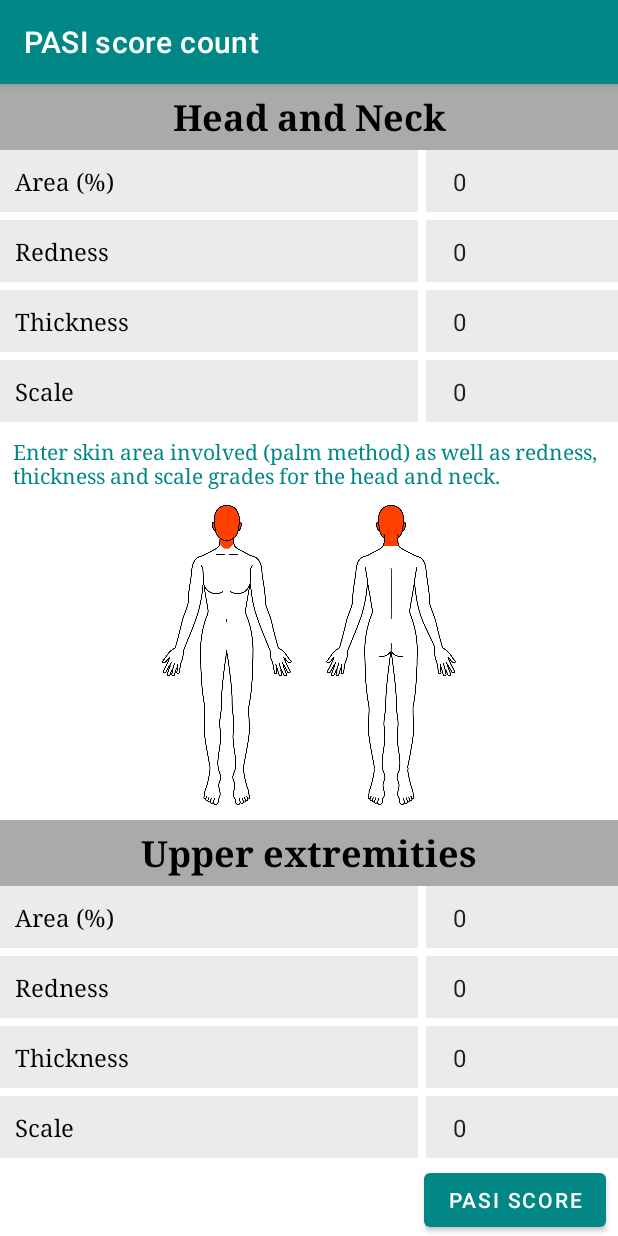
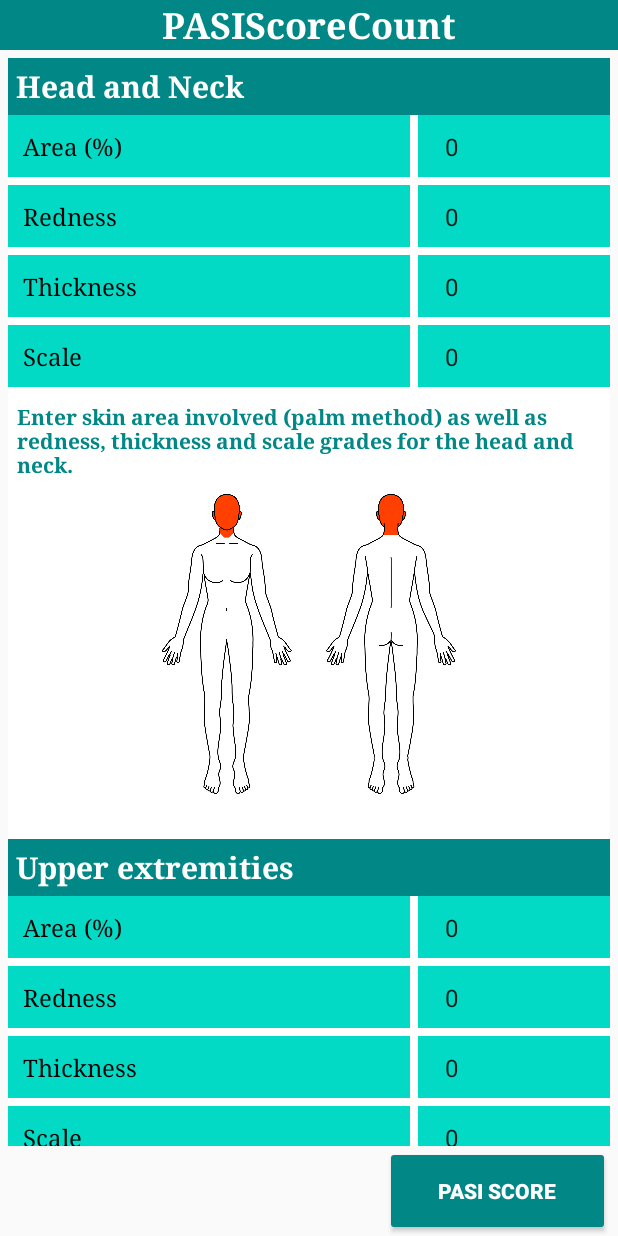
Before and after one commit to Luc5053/Pasi-Score-Count, an Android app: the screen it shows after launch (MainActivity), on a phone screen of 412 x 824 dp. Run offline under Robolectric (Android 15) with nearby library versions, the phone set to English and light mode, and no system bars.

Commit message:
PASI added a new reference text View 3

```diff
--- a/app/src/main/AndroidManifest.xml
+++ b/app/src/main/AndroidManifest.xml
@@ -8,7 +8,7 @@
         android:label="@string/app_name"
         android:roundIcon="@mipmap/ic_launcher_round"
         android:supportsRtl="true"
-        android:theme="@style/Theme.PASIScoreCount">
+        android:theme="@style/Theme.AppCompat.Light.NoActionBar">
         <activity
             android:name=".MainActivity"
             android:exported="true">
--- a/app/src/main/res/layout/fragment_pasi.xml
+++ b/app/src/main/res/layout/fragment_pasi.xml
@@ -7,22 +7,43 @@
     android:layout_height="match_parent"
     tools:context=".PasiFragment">
 
+    <TextView
+        android:id="@+id/textView2"
+        android:layout_width="0dp"
+        android:layout_height="wrap_content"
+        android:background="@color/teal_700"
+        android:fontFamily="serif"
+        android:text="PASIScoreCount"
+        android:textAlignment="center"
+        android:textColor="@color/white"
+        android:textSize="24sp"
+        android:textStyle="bold"
+        app:layout_constraintEnd_toEndOf="parent"
+        app:layout_constraintStart_toStartOf="parent"
+        app:layout_constraintTop_toTopOf="parent" />
+
     <androidx.recyclerview.widget.RecyclerView
         android:id="@+id/pastestRV"
         android:layout_width="0dp"
         android:layout_height="0dp"
+        android:layout_marginStart="5dp"
+        android:layout_marginTop="5dp"
+        android:layout_marginEnd="5dp"
         app:layout_constraintBottom_toTopOf="@+id/scoreResultatbtn"
         app:layout_constraintEnd_toEndOf="parent"
-        app:layout_constraintHorizontal_bias="0.0"
+        app:layout_constraintHorizontal_bias="1.0"
         app:layout_constraintStart_toStartOf="parent"
-        app:layout_constraintTop_toTopOf="parent" />
+        app:layout_constraintTop_toBottomOf="@+id/textView2" />
 
     <Button
         android:id="@+id/scoreResultatbtn"
-        android:layout_width="wrap_content"
-        android:layout_height="wrap_content"
-        android:layout_marginEnd="8dp"
+        android:layout_width="150dp"
+        android:layout_height="60dp"
+        android:layout_marginEnd="5dp"
+        android:backgroundTint="@color/teal_700"
         android:text="Pasi score"
+        android:textColor="@color/white"
+        android:textStyle="bold"
         app:layout_constraintBottom_toBottomOf="parent"
         app:layout_constraintEnd_toEndOf="parent" />
 
--- a/app/src/main/res/layout/section_layout.xml
+++ b/app/src/main/res/layout/section_layout.xml
@@ -4,32 +4,33 @@
     xmlns:tools="http://schemas.android.com/tools"
     android:layout_width="match_parent"
     android:layout_height="wrap_content"
+    android:background="@color/white"
     android:paddingBottom="10dp">
+
 
     <TextView
         android:id="@+id/headerTitleTV"
         android:layout_width="0dp"
         android:layout_height="wrap_content"
-        android:background="@color/darkGray"
+        android:background="@color/teal_700"
         android:fontFamily="serif"
         android:padding="5dp"
         android:text="@string/head_and_neck"
-        android:textAlignment="center"
-        android:textColor="@color/black"
-        android:textSize="24sp"
+        android:textAlignment="textStart"
+        android:textColor="@color/white"
+        android:textSize="20sp"
         android:textStyle="bold"
         app:layout_constraintEnd_toEndOf="parent"
+        app:layout_constraintHorizontal_bias="0.0"
         app:layout_constraintStart_toStartOf="parent"
         app:layout_constraintTop_toTopOf="parent" />
-
 
     <TextView
         android:id="@+id/textView3"
         android:layout_width="0dp"
         android:layout_height="wrap_content"
         android:layout_marginEnd="5dp"
-        android:background="@android:color/holo_red_light"
-        android:backgroundTint="@color/whiteLightGray"
+        android:background="@color/teal_200"
         android:fontFamily="serif"
         android:padding="10dp"
         android:text="@string/area"
@@ -43,8 +44,9 @@
         android:id="@+id/resultAreaTV"
         android:layout_width="128dp"
         android:layout_height="41dp"
-        android:background="@color/whiteLightGray"
+        android:background="@color/teal_200"
         android:padding="10dp"
+        android:theme="@style/spinnerTheme"
         app:layout_constraintBottom_toTopOf="@+id/resultRednessTV"
         app:layout_constraintEnd_toEndOf="parent"
         app:layout_constraintTop_toBottomOf="@+id/headerTitleTV" />
@@ -55,7 +57,7 @@
         android:layout_height="wrap_content"
         android:layout_marginTop="5dp"
         android:layout_marginEnd="5dp"
-        android:background="@color/whiteLightGray"
+        android:background="@color/teal_200"
         android:fontFamily="serif"
         android:padding="10dp"
         android:text="@string/redness"
@@ -70,8 +72,9 @@
         android:layout_width="128dp"
         android:layout_height="41dp"
         android:layout_marginTop="5dp"
-        android:background="@color/whiteLightGray"
+        android:background="@color/teal_200"
         android:padding="10dp"
+        android:theme="@style/spinnerTheme"
         app:layout_constraintBottom_toTopOf="@+id/resultThicknessTV"
         app:layout_constraintEnd_toEndOf="parent"
         app:layout_constraintTop_toBottomOf="@+id/resultAreaTV" />
@@ -82,7 +85,7 @@
         android:layout_height="wrap_content"
         android:layout_marginTop="5dp"
         android:layout_marginEnd="5dp"
-        android:background="@color/whiteLightGray"
+        android:background="@color/teal_200"
         android:fontFamily="serif"
         android:padding="10dp"
         android:text="@string/thickness"
@@ -97,8 +100,9 @@
         android:layout_width="128dp"
         android:layout_height="41dp"
         android:layout_marginTop="5dp"
-        android:background="@color/whiteLightGray"
+        android:background="@color/teal_200"
         android:padding="10dp"
+        android:theme="@style/spinnerTheme"
         app:layout_constraintBottom_toTopOf="@+id/resultScaleTV"
         app:layout_constraintEnd_toEndOf="parent"
         app:layout_constraintTop_toBottomOf="@+id/resultRednessTV" />
@@ -109,7 +113,7 @@
         android:layout_height="wrap_content"
         android:layout_marginTop="5dp"
         android:layout_marginEnd="5dp"
-        android:background="@color/whiteLightGray"
+        android:background="@color/teal_200"
         android:fontFamily="serif"
         android:padding="10dp"
         android:text="@string/scale"
@@ -124,8 +128,9 @@
         android:layout_width="128dp"
         android:layout_height="41dp"
         android:layout_marginTop="5dp"
-        android:background="@color/whiteLightGray"
+        android:background="@color/teal_200"
         android:padding="10dp"
+        android:theme="@style/spinnerTheme"
         app:layout_constraintEnd_toEndOf="parent"
         app:layout_constraintTop_toBottomOf="@+id/resultThicknessTV" />
 
@@ -136,12 +141,13 @@
         android:layout_marginStart="80dp"
         android:layout_marginTop="10dp"
         android:layout_marginEnd="80dp"
+        android:layout_marginBottom="20dp"
         app:layout_constraintBottom_toBottomOf="parent"
         app:layout_constraintEnd_toEndOf="parent"
         app:layout_constraintHorizontal_bias="0.0"
         app:layout_constraintStart_toStartOf="parent"
         app:layout_constraintTop_toBottomOf="@+id/myRef"
-        app:layout_constraintVertical_bias="1.0"
+        app:layout_constraintVertical_bias="0.0"
         app:srcCompat="@drawable/img" />
 
     <TextView
@@ -150,14 +156,15 @@
         android:layout_height="wrap_content"
         android:layout_marginStart="16dp"
         android:layout_marginTop="10dp"
+        android:layout_marginEnd="5dp"
         android:fontFamily="serif"
         android:text="TextView"
         android:textAlignment="gravity"
         android:textColor="@color/teal_700"
+        android:textStyle="bold"
         app:layout_constraintEnd_toEndOf="parent"
         app:layout_constraintHorizontal_bias="0.498"
         app:layout_constraintStart_toStartOf="parent"
         app:layout_constraintTop_toBottomOf="@+id/resultScaleTV" />
 
-
 </androidx.constraintlayout.widget.ConstraintLayout>
--- /dev/null
+++ b/app/src/main/res/values/styles.xml
@@ -0,0 +1,11 @@
+<?xml version="1.0" encoding="utf-8"?>
+<resources>
+    <style name="spinnerTheme">
+        <item name="android:background">@color/teal_200</item>
+        <item name="android:textColor">@android:color/black</item>
+
+        <!-- this is for api 19 text color -->
+        <item name="android:color">@android:color/black</item>
+    </style>e>
+
+</resources>
```
Also changed, not shown: app/src/main/res/layout/fragment_result.xml (+42 -33 lines), app/src/main/res/layout/result_section_layout.xml (+15 -15 lines).
